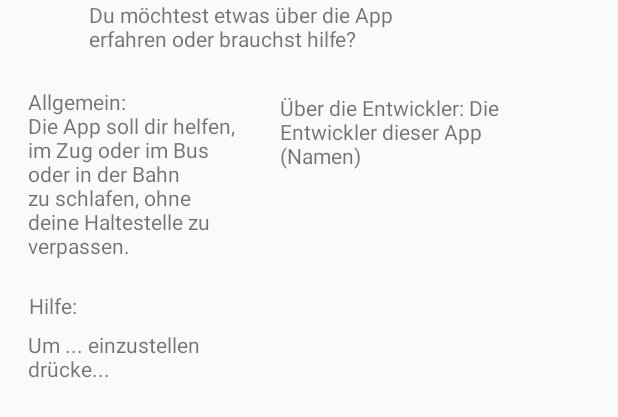
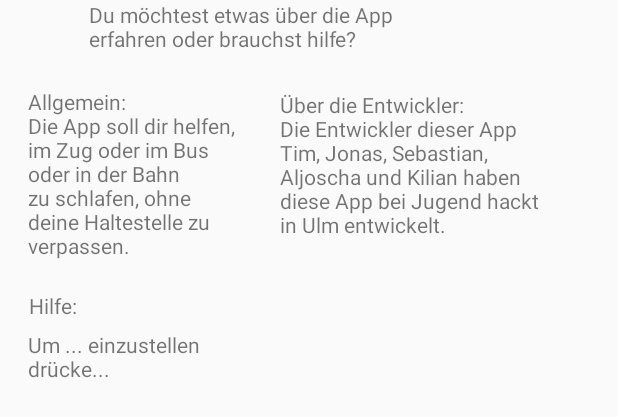
Before and after one commit to Jugendhackt/Geo-Clock, an Android app: the layout anleitung.xml on its own in the app's theme, with its tools: preview values and no code run, on a phone screen of 412 x 824 dp. Shown: the top 417 px of the screen. Run offline under Robolectric (Android 15) with nearby library versions, the phone set to English and light mode, and no system bars.

Commit message:
änderung1 Hilfeseite
- namen eingefügt

```diff
--- a/app/src/main/res/layout/anleitung.xml
+++ b/app/src/main/res/layout/anleitung.xml
@@ -78,7 +78,7 @@
         android:layout_height="140dp"
         android:layout_alignTop="@+id/textView2"
         android:layout_alignEnd="@+id/textView4"
-        android:layout_marginTop="4dp"
+        android:layout_marginTop="2dp"
         android:layout_marginEnd="-95dp"
-        android:text="Über die Entwickler: Die Entwickler dieser App (Namen) " />
+        android:text="Über die Entwickler:           Die Entwickler dieser App Tim, Jonas, Sebastian, Aljoscha und Kilian haben diese App bei Jugend hackt in Ulm entwickelt." />
 </RelativeLayout>
```
